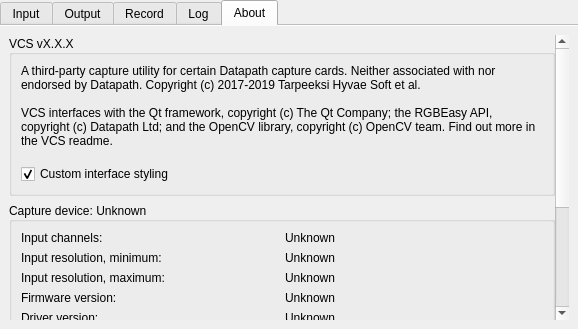
Qt form src/display/qt/windows/ui/control_panel_window.ui (mrehkopf/vcs) before a commit.
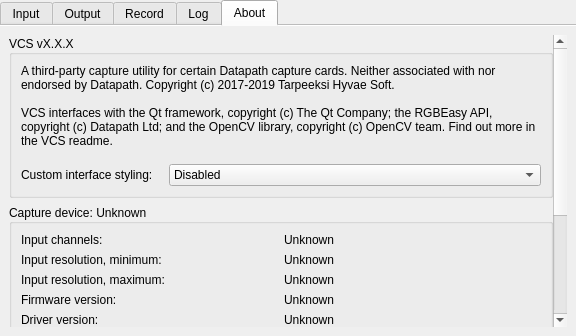
The same form after that commit. The open tabs and pages were chosen to show the change.

Commit message:
GUI: Make interface style selector a drop-down box
So in theory, more than one custom style can be made available, which
wasn't the case when the selector was just a checkbox.

The whole custom styling thing still needs work. Right now, it's all
hard-coded, but ideally I want the user to have the ability to provide
their own custom styles, too, without having to recompile the program.

```diff
--- a/src/display/qt/windows/ui/control_panel_window.ui
+++ b/src/display/qt/windows/ui/control_panel_window.ui
@@ -6,8 +6,8 @@
    <rect>
     <x>0</x>
     <y>0</y>
-    <width>578</width>
-    <height>329</height>
+    <width>576</width>
+    <height>336</height>
    </rect>
   </property>
   <property name="windowTitle">
@@ -1902,8 +1902,8 @@
            <rect>
             <x>0</x>
             <y>0</y>
-            <width>542</width>
-            <height>554</height>
+            <width>540</width>
+            <height>555</height>
            </rect>
           </property>
           <layout class="QVBoxLayout" name="verticalLayout_8">
@@ -1946,7 +1946,7 @@
               <item>
                <widget class="QLabel" name="label_17">
                 <property name="text">
-                 <string>A third-party capture utility for certain Datapath capture cards. Neither associated with nor endorsed by Datapath. Copyright (c) 2017-2019 Tarpeeksi Hyvae Soft et al.
+                 <string>A third-party capture utility for certain Datapath capture cards. Neither associated with nor endorsed by Datapath. Copyright (c) 2017-2019 Tarpeeksi Hyvae Soft.
 
 VCS interfaces with the Qt framework, copyright (c) The Qt Company; the RGBEasy API, copyright (c) Datapath Ltd; and the OpenCV library, copyright (c) OpenCV team. Find out more in the VCS readme.</string>
                 </property>
@@ -1960,38 +1960,33 @@
               </item>
               <item>
                <layout class="QHBoxLayout" name="horizontalLayout_26">
-                <property name="sizeConstraint">
-                 <enum>QLayout::SetDefaultConstraint</enum>
-                </property>
                 <item>
-                 <widget class="QCheckBox" name="checkBox_customStylingEnabled">
+                 <widget class="QLabel" name="label_4">
+                  <property name="text">
+                   <string>Custom interface styling:</string>
+                  </property>
+                 </widget>
+                </item>
+                <item>
+                 <widget class="QComboBox" name="comboBox_customInterfaceStyling">
                   <property name="sizePolicy">
-                   <sizepolicy hsizetype="Minimum" vsizetype="Maximum">
+                   <sizepolicy hsizetype="Expanding" vsizetype="Fixed">
                     <horstretch>0</horstretch>
                     <verstretch>0</verstretch>
                    </sizepolicy>
                   </property>
-                  <property name="text">
-                   <string>Custom interface styling</string>
-                  </property>
-                  <property name="checked">
-                   <bool>true</bool>
-                  </property>
+                  <item>
+                   <property name="text">
+                    <string>Disabled</string>
+                   </property>
+                  </item>
+                  <item>
+                   <property name="text">
+                    <string>Grayscale</string>
+                   </property>
+                  </item>
                  </widget>
                 </item>
-                <item>
-                 <spacer name="horizontalSpacer_2">
-                  <property name="orientation">
-                   <enum>Qt::Horizontal</enum>
-                  </property>
-                  <property name="sizeHint" stdset="0">
-                   <size>
-                    <width>9000</width>
-                    <height>20</height>
-                   </size>
-                  </property>
-                 </spacer>
-                </item>
                </layout>
               </item>
              </layout>
```
Left out of the diff: 2 changed lines with no effect on the pictures. The commit also changes 6 other files.
